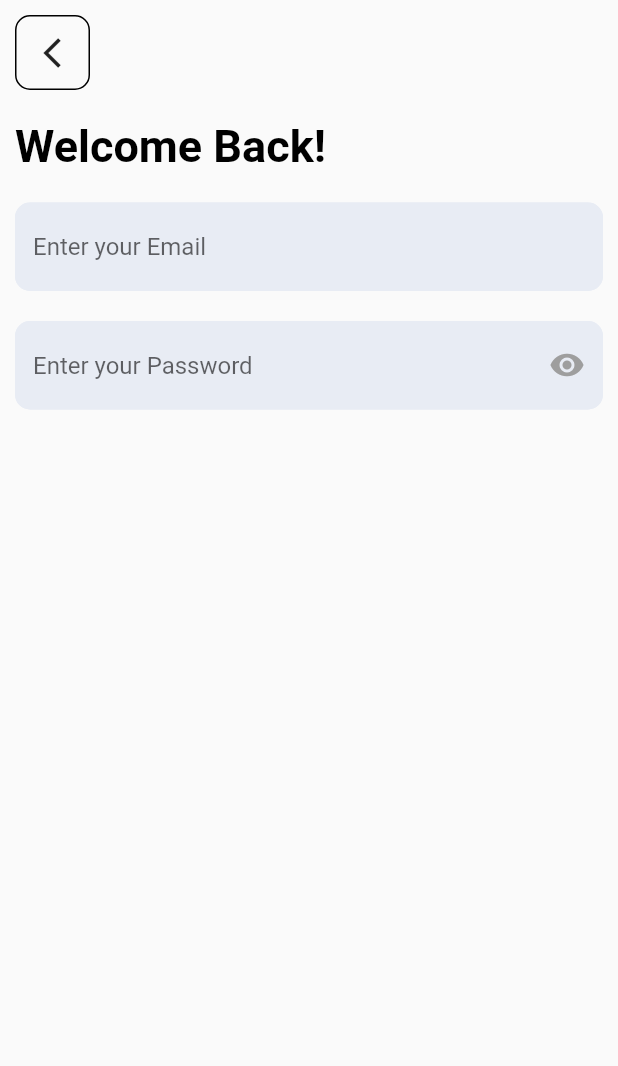
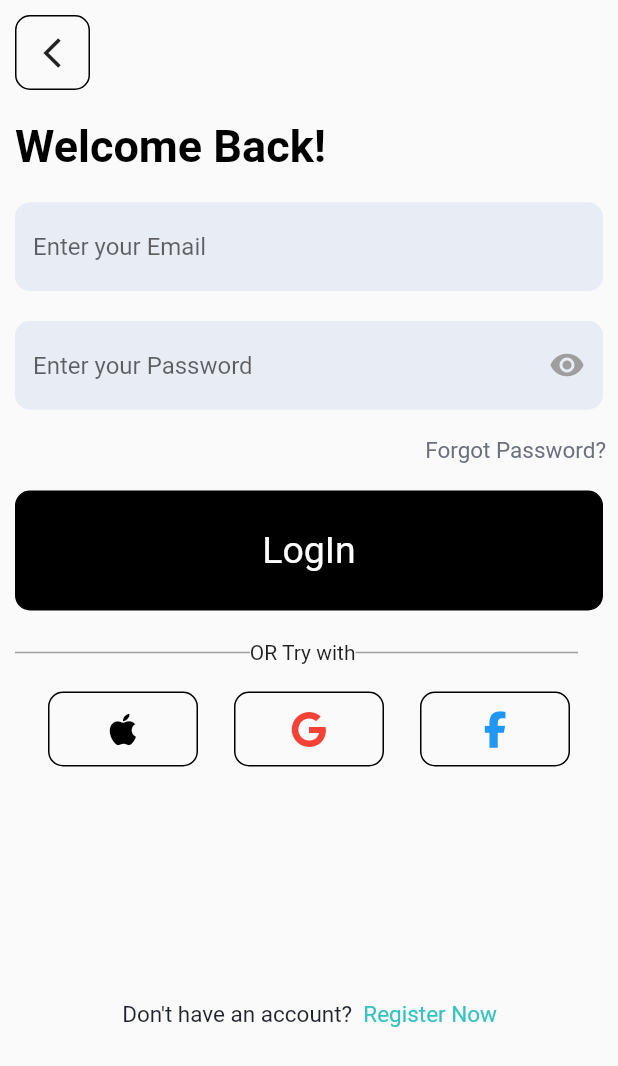
Before and after one commit to Yuvadi29/StartUpProject, a Flutter app: the screen it shows after launch, after a tap on "LogIn", on a phone screen of 412 x 824 dp. Shown: the top 1066 px of the screen. Run offline on Flutter 3.47's test engine with Material 2 defaults, Android fonts, the phone set to English and light mode, and no system bars; our stand-ins replace firebase_core, font_awesome_flutter; accounts and stored records are empty.

Commit message:
Login Page Completed UI

```diff
--- a/lib/screens/login.dart
+++ b/lib/screens/login.dart
@@ -1,5 +1,8 @@
 import 'package:flutter/material.dart';
+import 'package:font_awesome_flutter/font_awesome_flutter.dart';
 import 'package:startup/widgets/custom_textfield.dart';
+
+import '../widgets/custom_buttons.dart';
 
 class Login extends StatefulWidget {
   const Login({Key? key}) : super(key: key);
@@ -56,6 +59,125 @@
                   myController: passwordController,
                   hintText: "Enter your Password",
                   isPassword: true),
+              const Align(
+                  alignment: Alignment.centerRight,
+                  child: Padding(
+                    padding: EdgeInsets.all(8.0),
+                    child: Text(
+                      "Forgot Password?",
+                      style: TextStyle(
+                        color: Color(0xff6A707C),
+                        fontSize: 15,
+                      ),
+                    ),
+                  )),
+              CustomButton(
+                buttonText: "LogIn",
+                buttonColor: Colors.black,
+                textColor: Colors.white,
+                onPressed: () {
+                  Navigator.push(context,
+                      MaterialPageRoute(builder: (_) => const Login()));
+                },
+              ),
+              Padding(
+                padding: const EdgeInsets.all(10.0),
+                child: Row(
+                  children: [
+                    Container(
+                      height: 1,
+                      width: MediaQuery.of(context).size.height * 0.19,
+                      color: Colors.grey,
+                    ),
+                    const Text("OR Try with"),
+                    Container(
+                      height: 1,
+                      width: MediaQuery.of(context).size.height * 0.18,
+                      color: Colors.grey,
+                    )
+                  ],
+                ),
+              ),
+              Padding(
+                padding: const EdgeInsets.all(8.0),
+                child: Row(
+                  mainAxisAlignment: MainAxisAlignment.spaceEvenly,
+                  children: [
+                    Container(
+                      height: 50,
+                      width: 100,
+                      decoration: BoxDecoration(
+                        border: Border.all(color: Colors.black, width: 1),
+                        borderRadius: BorderRadius.circular(10),
+                      ),
+                      child: IconButton(
+                        icon: Icon(
+                          // Icons.facebook,
+                          FontAwesomeIcons.apple,
+                          color: Colors.black,
+                        ),
+                        onPressed: () {},
+                      ),
+                    ),
+                    Container(
+                      height: 50,
+                      width: 100,
+                      decoration: BoxDecoration(
+                        border: Border.all(color: Colors.black, width: 1),
+                        borderRadius: BorderRadius.circular(10),
+                      ),
+                      child: IconButton(
+                        icon: Icon(
+                          // Icons.face,
+                          FontAwesomeIcons.google,
+                          color: Colors.red,
+                        ),
+                        onPressed: () {},
+                      ),
+                    ),
+                    Container(
+                      height: 50,
+                      width: 100,
+                      decoration: BoxDecoration(
+                        border: Border.all(color: Colors.black, width: 1),
+                        borderRadius: BorderRadius.circular(10),
+                      ),
+                      child: IconButton(
+                        icon: Icon(
+                          // Icons.facebook,
+                          FontAwesomeIcons.facebookF,
+                          color: Colors.blue,
+                        ),
+                        onPressed: () {},
+                      ),
+                    )
+                  ],
+                ),
+              ),
+              SizedBox(
+                height: 140,
+              ),
+              Padding(
+                padding: const EdgeInsets.fromLTRB(48, 8, 8, 8),
+                child: Align(
+                  alignment: Alignment.center,
+                  child: Row(
+                    // mainAxisAlignment: MainAxisAlignment.spaceEvenly,
+                    children: const [
+                      Text("         Don't have an account?",
+                          style: TextStyle(
+                            color: Color(0xff1E232C),
+                            fontSize: 15,
+                          )),
+                      Text("  Register Now",
+                          style: TextStyle(
+                            color: Color(0xff35C2C1),
+                            fontSize: 15,
+                          )),
+                    ],
+                  ),
+                ),
+              )
             ],
           ),
         ),
--- a/pubspec.yaml
+++ b/pubspec.yaml
@@ -37,6 +37,7 @@
   # Use with the CupertinoIcons class for iOS style icons.
   cupertino_icons: ^1.0.2
   firebase_core: ^2.7.1
+  font_awesome_flutter: ^10.4.0
 
 dev_dependencies:
   flutter_test:
```
Also changed, not shown: pubspec.lock.
